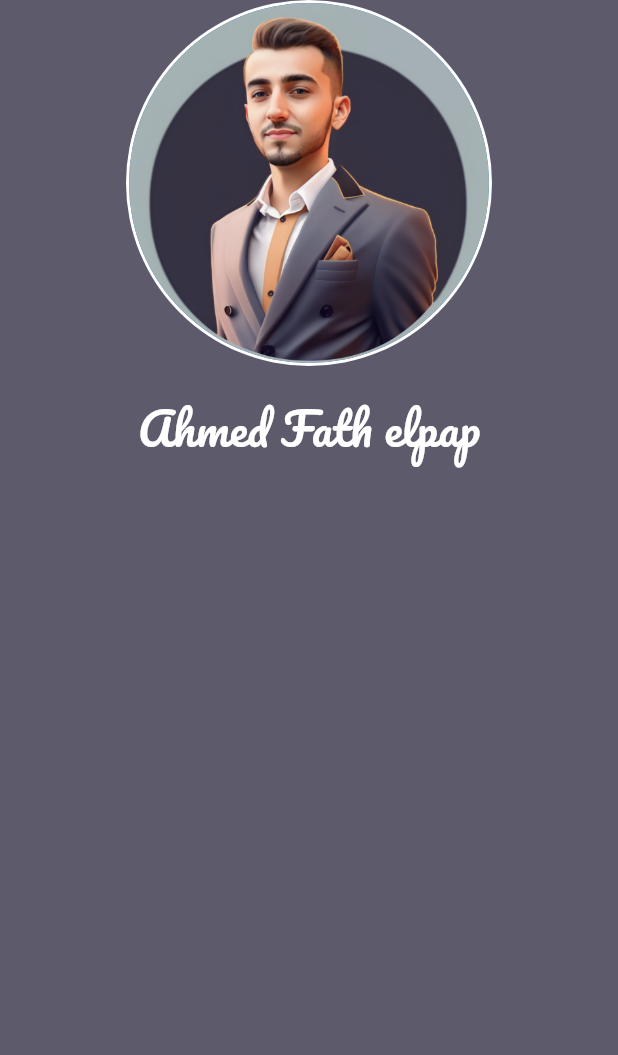
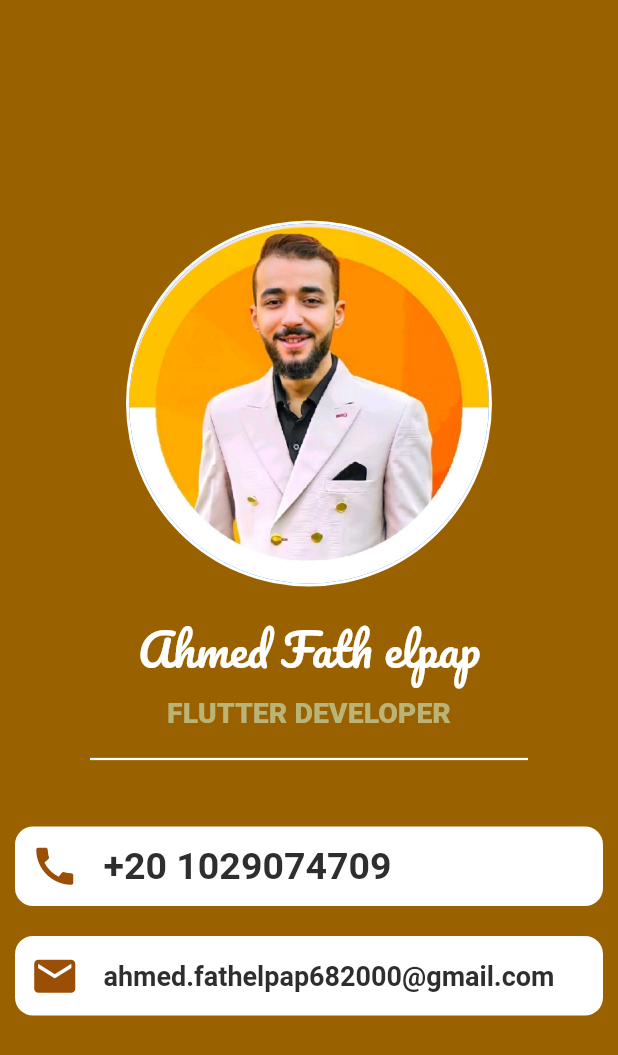
Before and after one commit to Maw-lana/business_card_app, a Flutter app: the screen it shows after launch, on a phone screen of 412 x 824 dp. Shown: the top 1055 px of the screen. Run offline on Flutter 3.47's test engine with Material 2 defaults, Android fonts, the light colour scheme and no system bars; Roboto replaces fonts that are missing (pacifico).

Commit message:
Changes to be committed: 	deleted:    Images/1676290303909.jpg 	new file:   Images/Picsart_23-01-24_14-06-45-410.jpg 	modified:   lib/main.dart 	modified:   pubspec.yaml 	modified:   test/widget_test.dart

```diff
--- a/lib/main.dart
+++ b/lib/main.dart
@@ -1,3 +1,5 @@
+// ignore_for_file: avoid_unnecessary_containers
+
 import 'package:flutter/material.dart';
 
 void main() {
@@ -12,30 +14,90 @@
     return MaterialApp(
       debugShowCheckedModeBanner: false,
       home: Scaffold(
-        backgroundColor: const Color(0xff5D5A6B),
+        backgroundColor: Color.fromARGB(255, 153, 97, 0),
         // ignore: prefer_const_literals_to_create_immutables
-        body: Column(children: const [
-          Center(
+        body: Column(mainAxisAlignment: MainAxisAlignment.center, children: [
+          const CircleAvatar(
+            radius: 122,
+            backgroundColor: Colors.white,
             child: CircleAvatar(
-              radius: 122,
-              backgroundColor: Colors.white,
-              child: CircleAvatar(
-                backgroundImage: AssetImage('Images/1676290303909.jpg'),
-                radius: 120,
-              ),
+              backgroundImage: AssetImage('Images/Picsart_23-01-24_14-06-45-410.jpg'),
+              radius: 120,
             ),
           ),
-          SizedBox(
+          const SizedBox(
             height: 15,
           ),
-          Text(
+          const Text(
             'Ahmed Fath elpap',
             style: TextStyle(
               color: Colors.white,
               fontSize: 30,
               fontFamily: 'pacifico',
             ),
-          )
+          ),
+          const SizedBox(
+            height: 5,
+          ),
+          const Text(
+            'FLUTTER DEVELOPER',
+            style: TextStyle(
+                fontSize: 19,
+                fontWeight: FontWeight.w900,
+                color: Color.fromARGB(255, 187, 180, 119)
+                ),
+          ),
+          const Divider(
+              color: Colors.white,
+              thickness: 1.5,
+              endIndent: 60,
+              indent: 60,
+              height:40),
+              const SizedBox(height: 25,),
+          Container(
+            padding: const EdgeInsets.symmetric(horizontal: 10, vertical: 10),
+            margin: const EdgeInsets.symmetric(horizontal: 10),
+            decoration: BoxDecoration(
+                borderRadius: BorderRadius.circular(12), color: Colors.white),
+            // ignore: prefer_const_literals_to_create_immutables
+            child: Row(children: [
+              const Icon(Icons.call,
+                  size: 33, color: Color.fromARGB(255, 155, 78, 6)),
+              const Padding(
+                  padding: EdgeInsets.only(left: 16),
+                  child: Text(
+                    '+20 1029074709',
+                    style: TextStyle(
+                      color: Color.fromARGB(255, 46, 46, 49),
+                      fontSize: 25,
+                      fontWeight: FontWeight.bold,
+                    ),
+                  ))
+            ]),
+          ),
+          const SizedBox(height: 20),
+          Container(
+            padding: const EdgeInsets.symmetric(horizontal: 10, vertical: 10),
+            margin: const EdgeInsets.symmetric(horizontal: 10),
+            decoration: BoxDecoration(
+                borderRadius: BorderRadius.circular(12), color: Colors.white),
+            // ignore: prefer_const_literals_to_create_immutables
+            child: Row(children: [
+              const Icon(Icons.mail,
+                  size: 33, color: Color.fromARGB(255, 155, 78, 6)),
+              const Padding(
+                padding: EdgeInsets.only(left: 16),
+                child: Text(
+                  'ahmed.fathelpap682000@gmail.com',
+                  style: TextStyle(
+                    color: Color.fromARGB(255, 46, 46, 49),
+                    fontSize: 18,
+                    fontWeight: FontWeight.bold,
+                  ),
+                ),
+              ),
+            ]),
+          ),
         ]),
       ),
     );
--- a/pubspec.yaml
+++ b/pubspec.yaml
@@ -62,6 +62,7 @@
   assets:
   #   - images/a_dot_burr.jpeg
     - Images/1676290303909.jpg
+    - Images/Picsart_23-01-24_14-06-45-410.jpg
 
   # An image asset can refer to one or more resolution-specific "variants", see
   # https://flutter.dev/assets-and-images/#resolution-aware
@@ -79,5 +80,6 @@
       fonts:
         - asset: fonts/Pacifico-Regular.ttf
 
+
   # For details regarding fonts from package dependencies,
   # see https://flutter.dev/custom-fonts/#from-packages
```
Also changed, not shown: Images/1676290303909.jpg (deleted), Images/Picsart_23-01-24_14-06-45-410.jpg (added), 1 other file.
